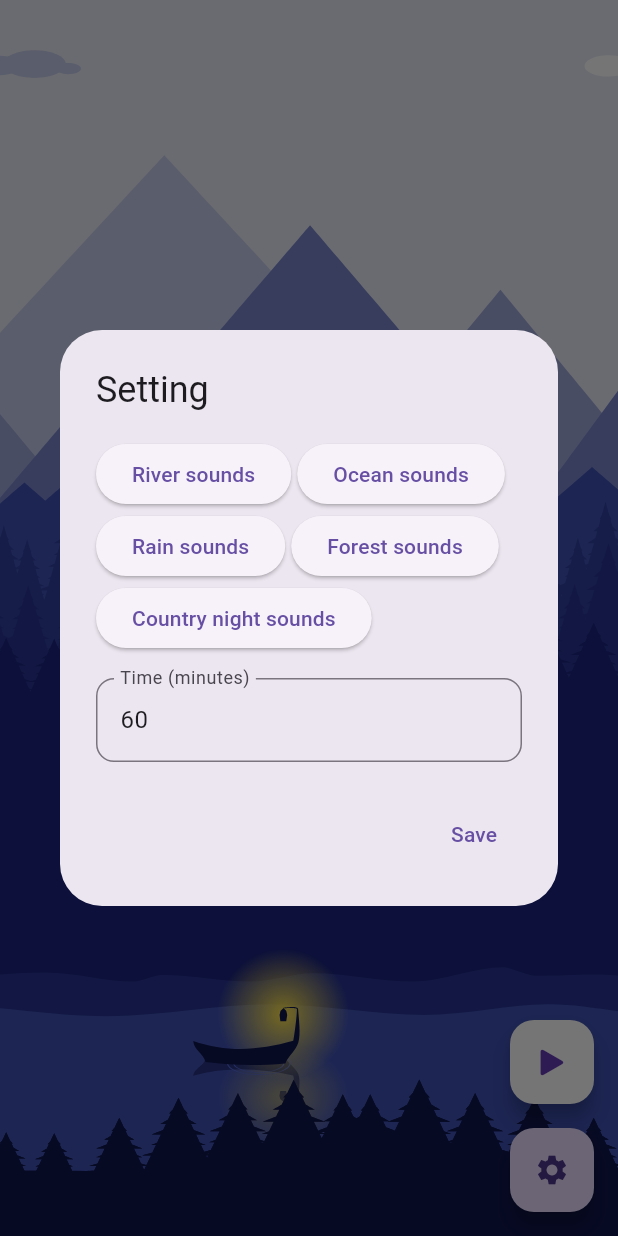
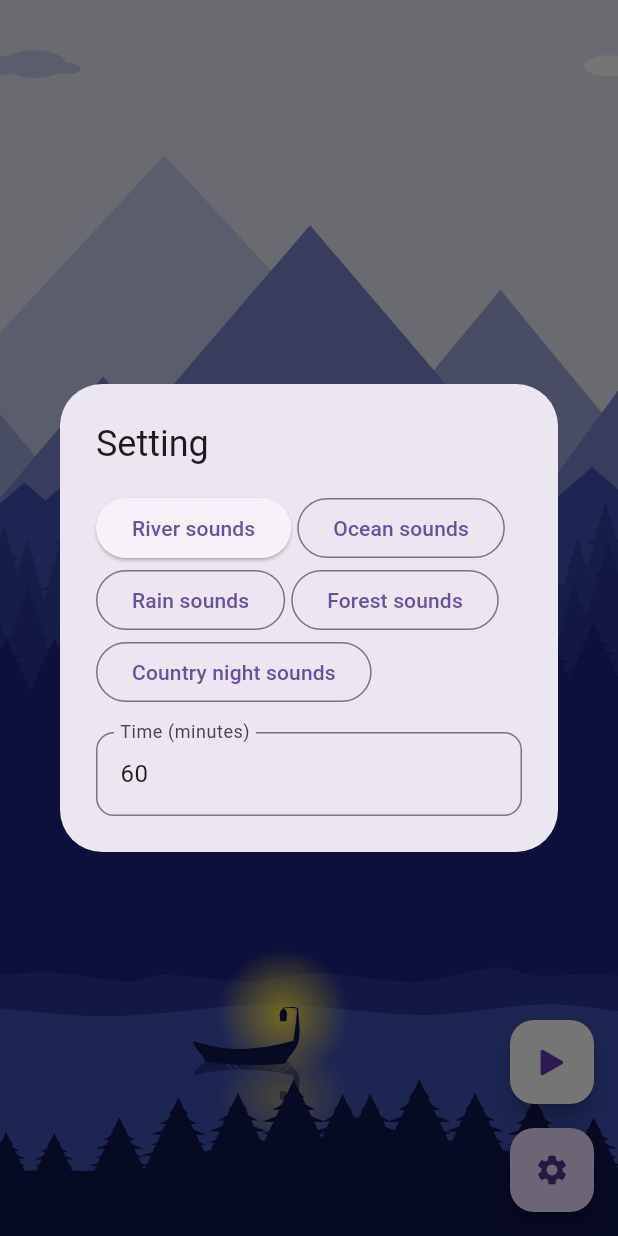
Before and after one commit to LeKhacToan/sleep_soundly, a Flutter app: the screen it shows after launch, after a tap on the "settings" icon, on a phone screen of 412 x 824 dp. Run offline on Flutter 3.47's test engine with Material 2 defaults, Android fonts, the phone set to English and light mode, and no system bars; our stand-ins replace audioplayers, lottie.

Commit message:
fix(*): select item

```diff
--- a/lib/home_page.dart
+++ b/lib/home_page.dart
@@ -58,7 +58,8 @@ class _HomePage extends State<HomePage> {
     return showDialog(
         context: context,
         builder: (BuildContext context) {
-          return SettingDialog(onSelect: handleSelectSound);
+          return SettingDialog(
+              selectedId: item['id'], onSelect: handleSelectSound);
         });
   }
 
--- a/lib/widgets/setting_dialog.dart
+++ b/lib/widgets/setting_dialog.dart
@@ -1,9 +1,10 @@
 import 'package:flutter/material.dart';
-import 'package:flutter/services.dart';
 import 'package:sleep_soundly/utils/constant.dart';
 
 class SettingDialog extends StatefulWidget {
-  const SettingDialog({super.key, required this.onSelect});
+  const SettingDialog(
+      {super.key, required this.onSelect, required this.selectedId});
+  final int selectedId;
   final Function(Map<String, dynamic> value) onSelect;
 
   @override
@@ -22,10 +23,24 @@ class _SettingDialog extends State<SettingDialog> {
                 children: kMedia.map((item) {
               return Padding(
                 padding: const EdgeInsets.only(right: 4),
-                child: ElevatedButton(
-                  onPressed: () => widget.onSelect(item),
-                  child: Text(item['title'] as String),
-                ),
+                child: item['id'] == widget.selectedId
+                    ? ElevatedButton(
+                        onPressed: () {
+                          Navigator.of(context).pop();
+                          widget.onSelect(item);
+                        },
+                        child: Text(item['title'] as String),
+                      )
+                    : OutlinedButton(
+                        style: OutlinedButton.styleFrom(
+                          shape: const StadiumBorder(),
+                        ),
+                        onPressed: () {
+                          Navigator.of(context).pop();
+                          widget.onSelect(item);
+                        },
+                        child: Text(item['title'] as String),
+                      ),
               );
             }).toList()),
             const SizedBox(height: 16),
@@ -42,14 +57,14 @@ class _SettingDialog extends State<SettingDialog> {
           ],
         ),
       ),
-      actions: <Widget>[
-        TextButton(
-          child: const Text('Save'),
-          onPressed: () {
-            Navigator.of(context).pop();
-          },
-        ),
-      ],
+      // actions: <Widget>[
+      //   TextButton(
+      //     child: const Text('Save'),
+      //     onPressed: () {
+      //       Navigator.of(context).pop();
+      //     },
+      //   ),
+      // ],
     );
   }
 }
--- a/pubspec.yaml
+++ b/pubspec.yaml
@@ -38,6 +38,7 @@ dependencies:
   cupertino_icons: ^1.0.2
   lottie: ^2.0.0
   audioplayers: ^1.1.1
+  shared_preferences: ^2.0.15
 
 dev_dependencies:
   flutter_test:
```
Also changed, not shown: pubspec.lock, 2 other files.
